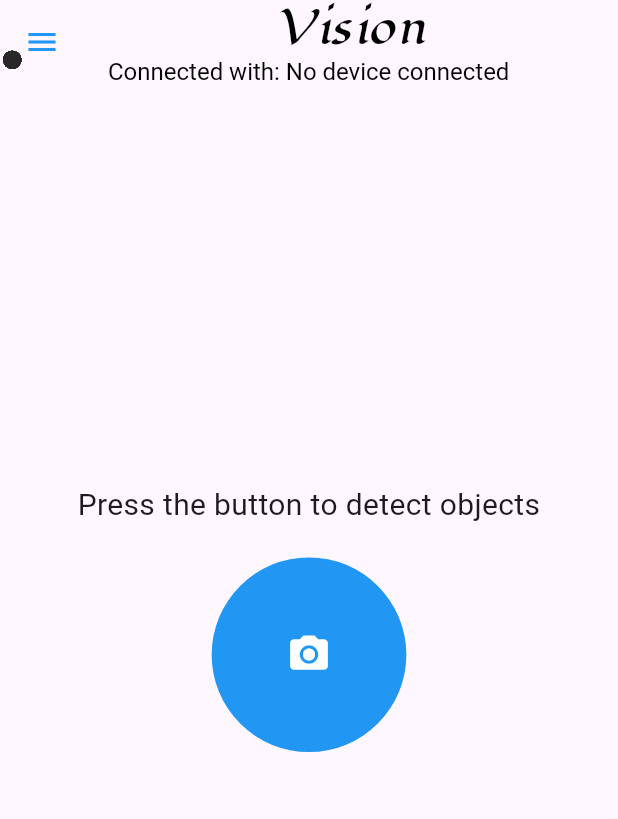
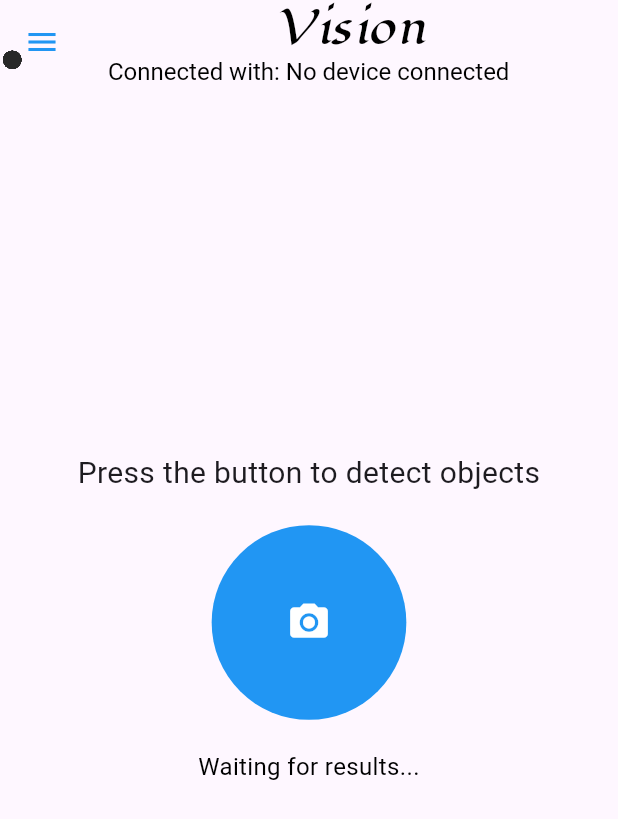
Before and after one commit to mats86/first_app-fix, a Flutter app: the screen it shows after launch, after a tap on the "camera alt" icon, on a phone screen of 412 x 824 dp. Shown: the top 819 px of the screen. Run offline on Flutter 3.47's test engine with Material 3 defaults, Android fonts, the phone set to English and light mode, and no system bars; our stand-ins replace flutter_bluetooth_serial, flutter_tts.

```diff
--- a/first_app/lib/main.dart
+++ b/first_app/lib/main.dart
@@ -11,6 +11,7 @@ import 'package:provider/provider.dart';
 
 import 'bluetooth_devices_page.dart';
 import 'bluetooth_provider.dart';
+
 final RouteObserver<PageRoute> routeObserver = RouteObserver<PageRoute>();
 
 void main() {
@@ -18,6 +19,7 @@ void main() {
     MultiProvider(
       providers: [
         ChangeNotifierProvider(create: (_) => BluetoothProvider()),
+        ChangeNotifierProvider(create: (_) => ObjectDetectionSettings()),
       ],
       child: const MyApp(),
     ),
@@ -80,7 +82,8 @@ class ObjectDetectionPage extends StatefulWidget {
   ObjectDetectionPageState createState() => ObjectDetectionPageState();
 }
 
-class ObjectDetectionPageState extends State<ObjectDetectionPage> with TickerProviderStateMixin, RouteAware {
+class ObjectDetectionPageState extends State<ObjectDetectionPage>
+    with TickerProviderStateMixin, RouteAware {
   flutter_bluetooth_serial.BluetoothConnection? _connection;
   List<Color> bubbleColors = [
     Colors.blue,
@@ -105,11 +108,12 @@ class ObjectDetectionPageState extends State<ObjectDetectionPage> with TickerPro
   }
 
   void _initialize() {
-    _connection = Provider.of<BluetoothProvider>(context, listen: false).connection;
+    _connection =
+        Provider.of<BluetoothProvider>(context, listen: false).connection;
     _startBubbleAnimation();
     _generateRandomBubbles();
     _controller = AnimationController(
-      vsync: this,  // Verwendet jetzt TickerProviderStateMixin
+      vsync: this, // Verwendet jetzt TickerProviderStateMixin
       duration: const Duration(seconds: 1),
     )..repeat(reverse: true);
   }
@@ -141,9 +145,9 @@ class ObjectDetectionPageState extends State<ObjectDetectionPage> with TickerPro
   }
 
   void _refreshConnection() {
-    _connection = Provider.of<BluetoothProvider>(context, listen: false).connection;
+    _connection =
+        Provider.of<BluetoothProvider>(context, listen: false).connection;
   }
-
 
   Future<void> detectObjects() async {
     setState(() {
@@ -152,12 +156,14 @@ class ObjectDetectionPageState extends State<ObjectDetectionPage> with TickerPro
 
     if (_connection != null) {
       try {
-        _connection!.output.add(utf8.encode('take_picture\n'));
+        // Hier you kann send message with number of objects
+        int numberOfObjects = Provider.of<ObjectDetectionSettings>(context, listen: false).numberOfObjects;
+        String command = 'take_picture,$numberOfObjects';
+        _connection!.output.add(utf8.encode('$command\n'));
         await _connection!.output.allSent;
 
         List<int> bytes =
             (await _connection!.input?.toList() ?? []) as List<int>;
-
         String result = utf8.decode(bytes);
         if (kDebugMode) {
           print('Received result from Raspberry Pi: $result');
@@ -268,8 +274,7 @@ class ObjectDetectionPageState extends State<ObjectDetectionPage> with TickerPro
                     color: bubble.color,
                     shape: BoxShape.circle,
                   ),
-              ),
-            );
+                ));
           }),
           Center(
             child: _processing
@@ -301,6 +306,17 @@ class ObjectDetectionPageState extends State<ObjectDetectionPage> with TickerPro
                             ),
                           );
                         },
+                      ),
+                      const SizedBox(height: 20.0),
+                      Text(
+                        _result.isEmpty
+                            ? 'Waiting for results...'
+                            : 'Result: $_result',
+                        style: const TextStyle(
+                          fontSize: 16.0,
+                          color: Colors.black,
+                        ),
+                        textAlign: TextAlign.center,
                       ),
                     ],
                   ),
@@ -401,9 +417,7 @@ class NumberOfObjectsSettingsPage extends StatefulWidget {
       NumberOfObjectsSettingsPageState();
 }
 
-class NumberOfObjectsSettingsPageState
-    extends State<NumberOfObjectsSettingsPage> {
-  double _numberOfObjects = 3;
+class NumberOfObjectsSettingsPageState extends State<NumberOfObjectsSettingsPage> {
 
   @override
   Widget build(BuildContext context) {
@@ -416,20 +430,18 @@ class NumberOfObjectsSettingsPageState
           mainAxisAlignment: MainAxisAlignment.center,
           children: [
             Slider(
-              value: _numberOfObjects,
+              value: Provider.of<ObjectDetectionSettings>(context, listen: false).numberOfObjects.toDouble(),
               min: 1,
               max: 5,
               divisions: 4,
               onChanged: (newValue) {
-                setState(() {
-                  _numberOfObjects = newValue;
-                });
+                Provider.of<ObjectDetectionSettings>(context, listen: false).numberOfObjects = newValue.toInt();
               },
-              label: _numberOfObjects.toStringAsFixed(0),
+              label: Provider.of<ObjectDetectionSettings>(context, listen: false).numberOfObjects.toString(),
             ),
             const SizedBox(height: 20),
             Text(
-              'Number of Objects: ${_numberOfObjects.toInt()}',
+              'Number of Objects: ${Provider.of<ObjectDetectionSettings>(context).numberOfObjects}',
               style: const TextStyle(fontSize: 20),
             ),
           ],
@@ -438,3 +450,15 @@ class NumberOfObjectsSettingsPageState
     );
   }
 }
+
+
+class ObjectDetectionSettings with ChangeNotifier {
+  int _numberOfObjects = 3; // Default-Wert
+
+  int get numberOfObjects => _numberOfObjects;
+
+  set numberOfObjects(int newValue) {
+    _numberOfObjects = newValue;
+    notifyListeners();
+  }
+}
```
Lines whose indentation alone changed are shown as unchanged.
